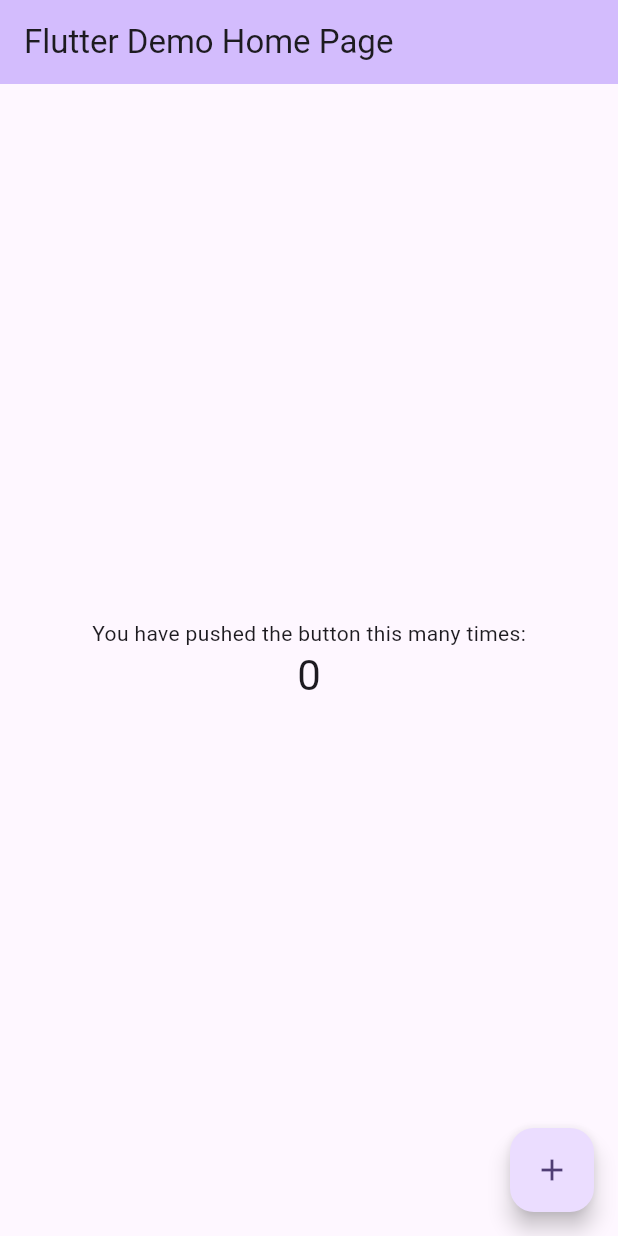
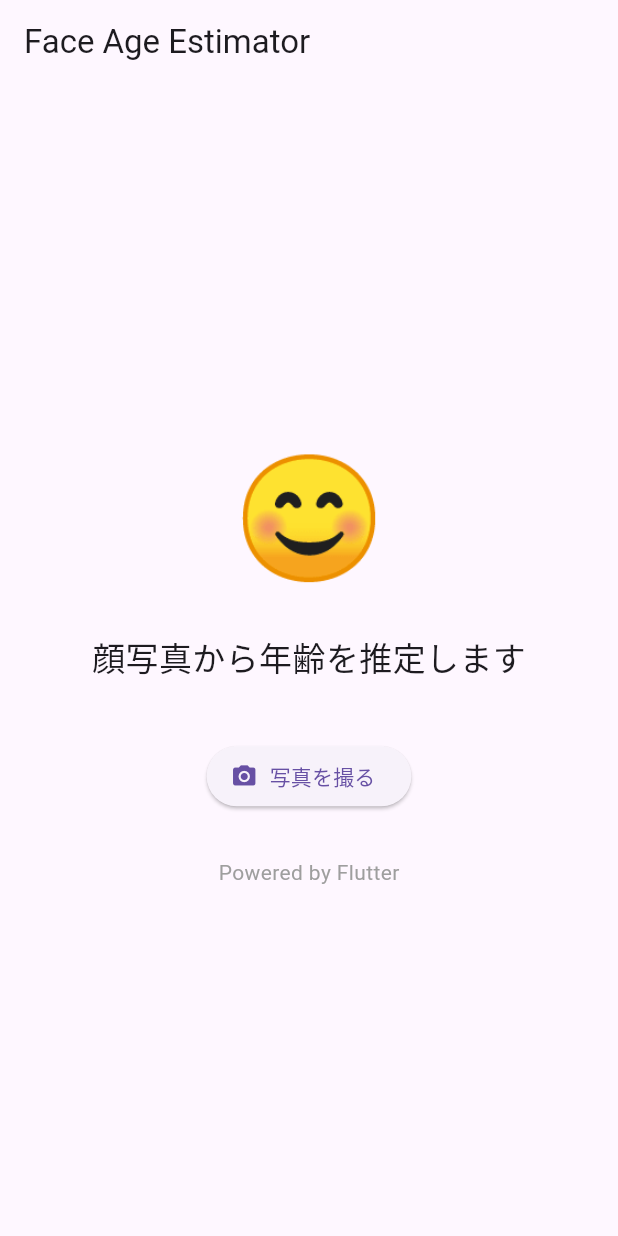
Before and after one commit to KariyaApp/flutter-face-age-estimator, a Flutter app: the screen it shows after launch, on a phone screen of 412 x 824 dp. Run offline on Flutter 3.47's test engine with Material 3 defaults, Android fonts, the phone set to English and light mode, and no system bars.

Commit message:
feat: create home screen

```diff
--- a/lib/main.dart
+++ b/lib/main.dart
@@ -1,122 +1,58 @@
 import 'package:flutter/material.dart';
 
 void main() {
-  runApp(const MyApp());
+  runApp(const FaceAgeApp());
 }
 
-class MyApp extends StatelessWidget {
-  const MyApp({super.key});
+class FaceAgeApp extends StatelessWidget {
+  const FaceAgeApp({super.key});
 
-  // This widget is the root of your application.
   @override
   Widget build(BuildContext context) {
     return MaterialApp(
-      title: 'Flutter Demo',
-      theme: ThemeData(
-        // This is the theme of your application.
-        //
-        // TRY THIS: Try running your application with "flutter run". You'll see
-        // the application has a purple toolbar. Then, without quitting the app,
-        // try changing the seedColor in the colorScheme below to Colors.green
-        // and then invoke "hot reload" (save your changes or press the "hot
-        // reload" button in a Flutter-supported IDE, or press "r" if you used
-        // the command line to start the app).
-        //
-        // Notice that the counter didn't reset back to zero; the application
-        // state is not lost during the reload. To reset the state, use hot
-        // restart instead.
-        //
-        // This works for code too, not just values: Most code changes can be
-        // tested with just a hot reload.
-        colorScheme: .fromSeed(seedColor: Colors.deepPurple),
-      ),
-      home: const MyHomePage(title: 'Flutter Demo Home Page'),
+      title: 'Face Age Estimator',
+      debugShowCheckedModeBanner: false,
+      home: const HomePage(),
     );
   }
 }
 
-class MyHomePage extends StatefulWidget {
-  const MyHomePage({super.key, required this.title});
-
-  // This widget is the home page of your application. It is stateful, meaning
-  // that it has a State object (defined below) that contains fields that affect
-  // how it looks.
-
-  // This class is the configuration for the state. It holds the values (in this
-  // case the title) provided by the parent (in this case the App widget) and
-  // used by the build method of the State. Fields in a Widget subclass are
-  // always marked "final".
-
-  final String title;
-
-  @override
-  State<MyHomePage> createState() => _MyHomePageState();
-}
-
-class _MyHomePageState extends State<MyHomePage> {
-  int _counter = 0;
-
-  void _incrementCounter() {
-    setState(() {
-      // This call to setState tells the Flutter framework that something has
-      // changed in this State, which causes it to rerun the build method below
-      // so that the display can reflect the updated values. If we changed
-      // _counter without calling setState(), then the build method would not be
-      // called again, and so nothing would appear to happen.
-      _counter++;
-    });
-  }
+class HomePage extends StatelessWidget {
+  const HomePage({super.key});
 
   @override
   Widget build(BuildContext context) {
-    // This method is rerun every time setState is called, for instance as done
-    // by the _incrementCounter method above.
-    //
-    // The Flutter framework has been optimized to make rerunning build methods
-    // fast, so that you can just rebuild anything that needs updating rather
-    // than having to individually change instances of widgets.
     return Scaffold(
       appBar: AppBar(
-        // TRY THIS: Try changing the color here to a specific color (to
-        // Colors.amber, perhaps?) and trigger a hot reload to see the AppBar
-        // change color while the other colors stay the same.
-        backgroundColor: Theme.of(context).colorScheme.inversePrimary,
-        // Here we take the value from the MyHomePage object that was created by
-        // the App.build method, and use it to set our appbar title.
-        title: Text(widget.title),
+        title: const Text('Face Age Estimator'),
       ),
       body: Center(
-        // Center is a layout widget. It takes a single child and positions it
-        // in the middle of the parent.
         child: Column(
-          // Column is also a layout widget. It takes a list of children and
-          // arranges them vertically. By default, it sizes itself to fit its
-          // children horizontally, and tries to be as tall as its parent.
-          //
-          // Column has various properties to control how it sizes itself and
-          // how it positions its children. Here we use mainAxisAlignment to
-          // center the children vertically; the main axis here is the vertical
-          // axis because Columns are vertical (the cross axis would be
-          // horizontal).
-          //
-          // TRY THIS: Invoke "debug painting" (choose the "Toggle Debug Paint"
-          // action in the IDE, or press "p" in the console), to see the
-          // wireframe for each widget.
-          mainAxisAlignment: .center,
+          mainAxisAlignment: MainAxisAlignment.center,
           children: [
-            const Text('You have pushed the button this many times:'),
-            Text(
-              '$_counter',
-              style: Theme.of(context).textTheme.headlineMedium,
+            const Text(
+              "😊",
+              style: TextStyle(fontSize: 80),
+            ),
+            const SizedBox(height: 20),
+            const Text(
+              "顔写真から年齢を推定します",
+              style: TextStyle(fontSize: 22),
+            ),
+            const SizedBox(height: 40),
+            ElevatedButton.icon(
+              onPressed: () {},
+              icon: const Icon(Icons.camera_alt),
+              label: const Text("写真を撮る"),
+            ),
+            const SizedBox(height: 30),
+            const Text(
+              "Powered by Flutter",
+              style: TextStyle(color: Colors.grey),
             ),
           ],
         ),
       ),
-      floatingActionButton: FloatingActionButton(
-        onPressed: _incrementCounter,
-        tooltip: 'Increment',
-        child: const Icon(Icons.add),
-      ),
     );
   }
 }
```
